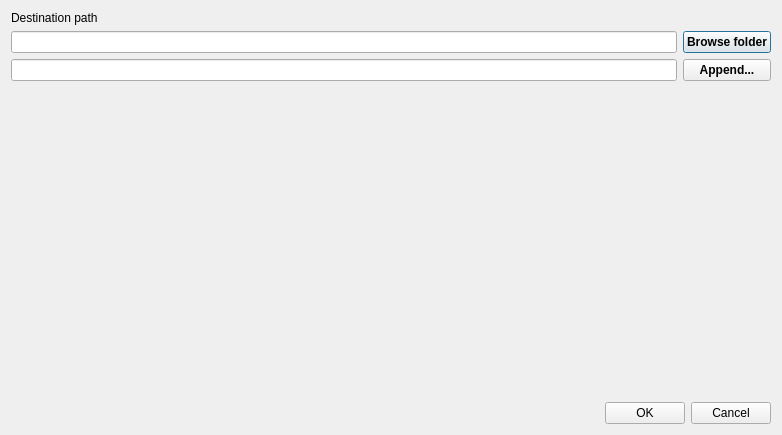
This is ui/extract_window.ui in BrushkouMatvey/QtArchiver as Qt 5 draws it before an edit. The edited form follows.
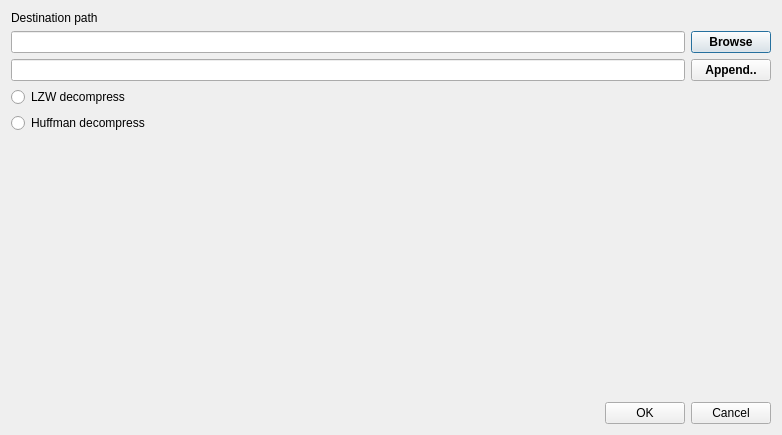
This is the edited form. Icons and pictures are not drawn.

Diff of the .ui file:
```diff
--- a/ui/extract_window.ui
+++ b/ui/extract_window.ui
@@ -48,7 +48,7 @@
           </font>
          </property>
          <property name="text">
-          <string>Browse folder</string>
+          <string>Browse</string>
          </property>
         </widget>
        </item>
@@ -61,7 +61,7 @@
           </font>
          </property>
          <property name="text">
-          <string>Append...</string>
+          <string>Append..</string>
          </property>
         </widget>
        </item>
@@ -69,6 +69,20 @@
      </item>
     </layout>
    </item>
+   <item>
+    <widget class="QRadioButton" name="LZW">
+     <property name="text">
+      <string>LZW decompress</string>
+     </property>
+    </widget>
+   </item>
+   <item>
+    <widget class="QRadioButton" name="Huffman">
+     <property name="text">
+      <string>Huffman decompress</string>
+     </property>
+    </widget>
+   </item>
    <item>
     <spacer name="verticalSpacer">
      <property name="orientation">
```
Left out of the diff: 4 changed lines with no effect on the pictures.
